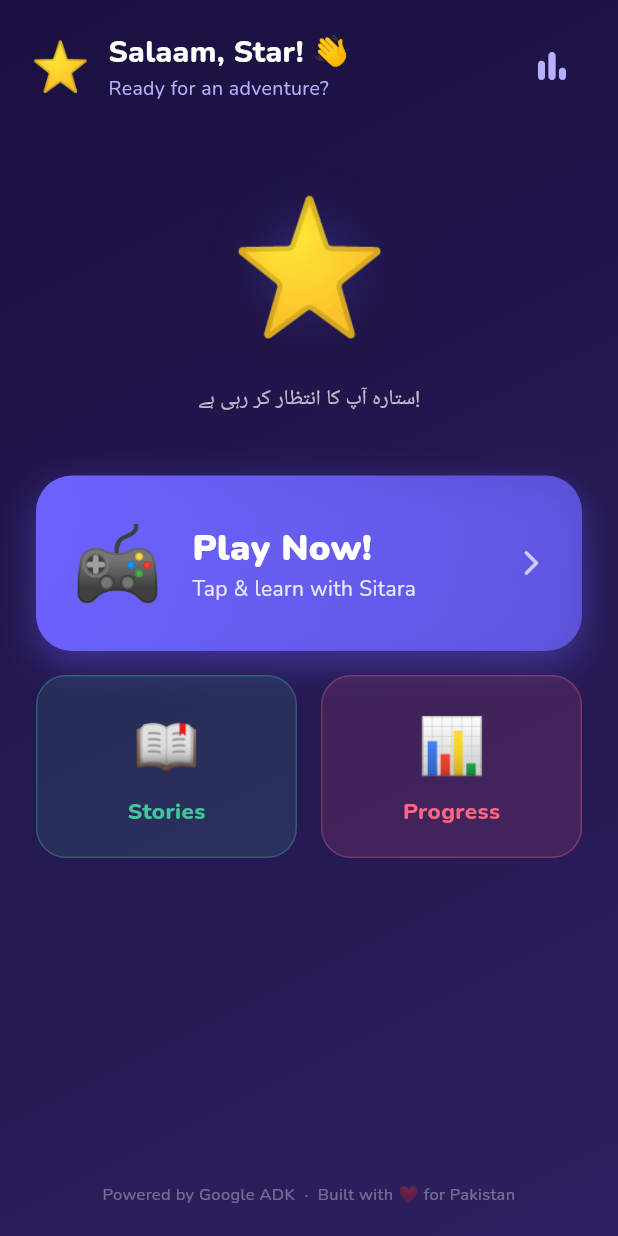
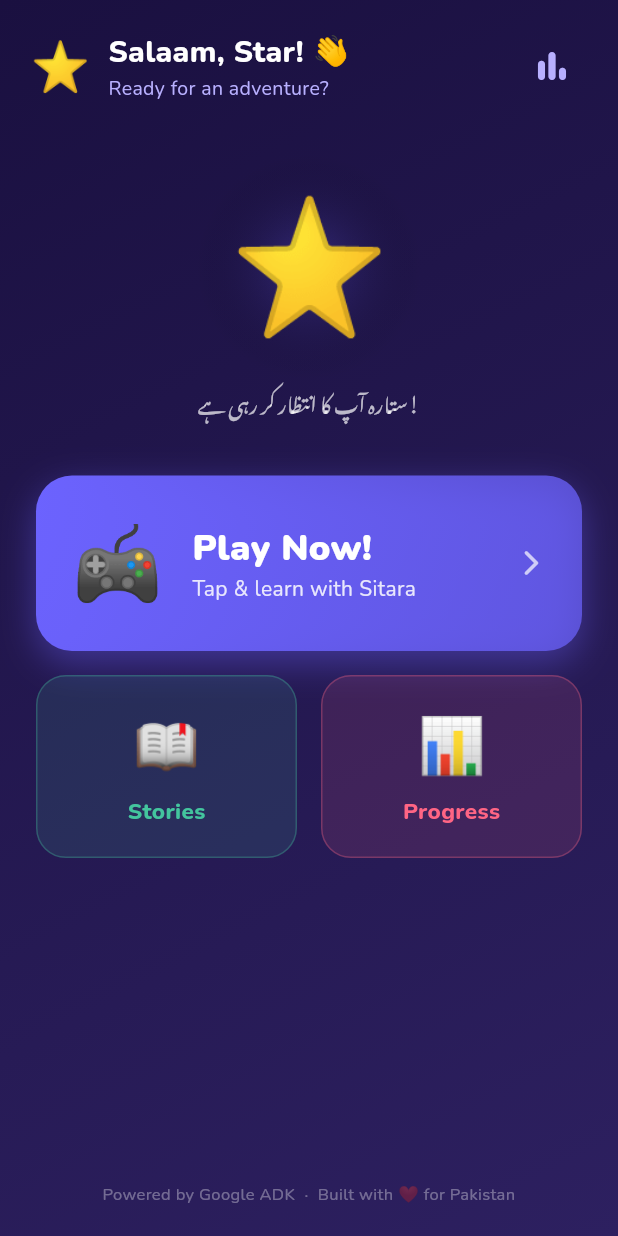
Before and after one commit to Tahir-yamin/Sitara-AAC-APP, a Flutter app: the HomeScreen screen opened by its route, on a phone screen of 412 x 824 dp. Run offline on Flutter 3.47's test engine with Material 3 defaults, Android fonts, the phone set to English and light mode, and no system bars; our stand-ins replace flutter_secure_storage, flutter_tts, google_fonts, shared_preferences; accounts and stored records are empty; Roboto replaces fonts that are missing (Noto Nastaliq Urdu).

Commit message:
fix: systematic QA pass — CI deploy flag, deprecated API, fonts, cupertino_icons
CI / Deployment:
- firebase-deploy.yml: remove --web-renderer html (removed in Flutter 3.27+,
  was causing every Firebase deploy CI job to fail); add --no-wasm-dry-run

Dependencies:
- pubspec.yaml: add cupertino_icons ^1.0.8 (eliminates "Expected to find
  fonts for CupertinoIcons" build warning; flutter framework registers
  the font family even when not used directly in app code)

Deprecation cleanup:
- Replace ALL remaining withOpacity() calls with withValues(alpha:)
  across 5 files (parent_dashboard, quest_screen, splash_screen,
  home_screen, onboarding_screen) — 38 instances missed in prior pass

Typography / Urdu rendering:
- home_screen: apply GoogleFonts.notoNastaliqUrdu() to Urdu subtitle
  "ستارہ آپ کا انتظار کر رہی ہے!" (was using Latin fallback font)
- splash_screen: apply GoogleFonts.notoNastaliqUrdu() to Urdu text
  "ستارہ · Your Learning Star" on splash screen
- Both: add height: 1.5 for correct Nastaliq ascender spacing

```diff
--- a/sitara_app/lib/screens/home_screen.dart
+++ b/sitara_app/lib/screens/home_screen.dart
@@ -1,4 +1,5 @@
 import 'package:flutter/material.dart';
+import 'package:google_fonts/google_fonts.dart';
 
 class HomeScreen extends StatelessWidget {
   const HomeScreen({super.key});
@@ -64,10 +65,10 @@ class HomeScreen extends StatelessWidget {
               const SizedBox(height: 8),
               Text(
                 'ستارہ آپ کا انتظار کر رہی ہے!',
-                style: TextStyle(
-                    color: Colors.white.withOpacity(0.7),
+                style: GoogleFonts.notoNastaliqUrdu(
+                    color: Colors.white.withValues(alpha: 0.7),
                     fontSize: 14,
-                    fontFamily: 'Nunito'),
+                    height: 1.5),
               ),
               const SizedBox(height: 40),
 
@@ -124,7 +125,7 @@ class HomeScreen extends StatelessWidget {
                 child: Text(
                   'Powered by Google ADK  ·  Built with ❤️ for Pakistan',
                   style: TextStyle(
-                      color: Colors.white.withOpacity(0.35),
+                      color: Colors.white.withValues(alpha: 0.35),
                       fontSize: 11),
                   textAlign: TextAlign.center,
                 ),
@@ -175,7 +176,7 @@ class _PulsingStarState extends State<_PulsingStar>
             decoration: BoxDecoration(
               shape: BoxShape.circle,
               gradient: RadialGradient(colors: [
-                const Color(0xFF6C63FF).withOpacity(0.3),
+                const Color(0xFF6C63FF).withValues(alpha: 0.3),
                 Colors.transparent,
               ]),
             ),
@@ -209,14 +210,14 @@ class _ActionCard extends StatelessWidget {
         padding: const EdgeInsets.all(24),
         decoration: BoxDecoration(
           gradient: LinearGradient(
-            colors: [color, color.withOpacity(0.7)],
+            colors: [color, color.withValues(alpha: 0.7)],
             begin: Alignment.topLeft,
             end: Alignment.bottomRight,
           ),
           borderRadius: BorderRadius.circular(24),
           boxShadow: [
             BoxShadow(
-              color: color.withOpacity(0.4),
+              color: color.withValues(alpha: 0.4),
               blurRadius: 20,
               offset: const Offset(0, 8),
             )
@@ -237,13 +238,13 @@ class _ActionCard extends StatelessWidget {
                         fontFamily: 'Nunito')),
                 Text(subtitle,
                     style: TextStyle(
-                        color: Colors.white.withOpacity(0.85),
+                        color: Colors.white.withValues(alpha: 0.85),
                         fontSize: 14)),
               ],
             ),
             const Spacer(),
             Icon(Icons.arrow_forward_ios_rounded,
-                color: Colors.white.withOpacity(0.7), size: 20),
+                color: Colors.white.withValues(alpha: 0.7), size: 20),
           ],
         ),
       ),
@@ -270,9 +271,9 @@ class _SmallCard extends StatelessWidget {
       child: Container(
         padding: const EdgeInsets.symmetric(vertical: 20, horizontal: 16),
         decoration: BoxDecoration(
-          color: color.withOpacity(0.12),
+          color: color.withValues(alpha: 0.12),
           borderRadius: BorderRadius.circular(20),
-          border: Border.all(color: color.withOpacity(0.3)),
+          border: Border.all(color: color.withValues(alpha: 0.3)),
         ),
         child: Column(
           children: [
--- a/sitara_app/lib/screens/onboarding_screen.dart
+++ b/sitara_app/lib/screens/onboarding_screen.dart
@@ -196,7 +196,7 @@ class _PageView extends StatelessWidget {
         gradient: LinearGradient(
           begin: Alignment.topCenter,
           end: Alignment.bottomCenter,
-          colors: [page.color.withOpacity(0.15), Colors.white],
+          colors: [page.color.withValues(alpha: 0.15), Colors.white],
         ),
       ),
       child: SafeArea(
--- a/sitara_app/pubspec.yaml
+++ b/sitara_app/pubspec.yaml
@@ -25,6 +25,9 @@ dependencies:
   # Typography — Nunito via google_fonts (no font file needed)
   google_fonts: ^6.2.1
 
+  # iOS-style icons (font expected by Flutter framework even when not used directly)
+  cupertino_icons: ^1.0.8
+
   # Utilities
   uuid: ^4.3.3
   intl: ^0.19.0
```
Also changed, not shown: sitara_app/lib/screens/parent_dashboard.dart (+19 -19 lines), sitara_app/lib/screens/quest_screen.dart (+8 -8 lines), sitara_app/lib/screens/splash_screen.dart (+4 -3 lines), 1 other file.
